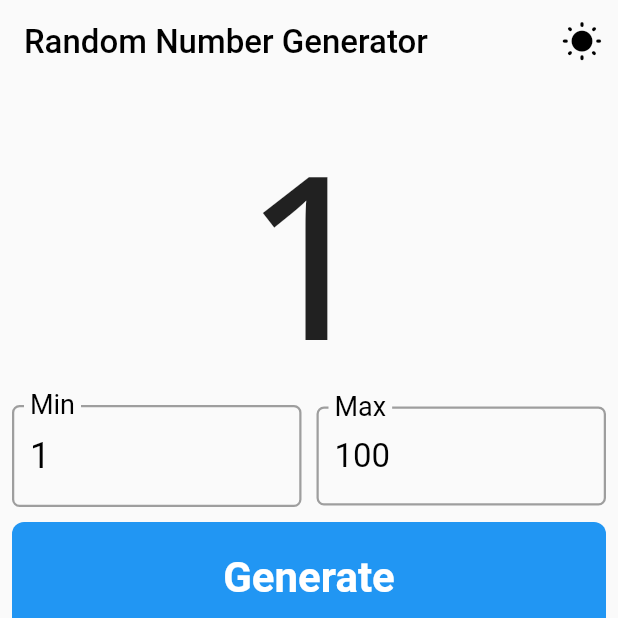
After one commit to arjunannamalai/random_number, a Flutter app: the screen it shows after launch, on a phone screen of 412 x 824 dp, the top half of it. The commit adds this screen. Run offline on Flutter 3.47's test engine with Material 2 defaults, Android fonts, the phone set to English and light mode, and no system bars.

Commit message:
dark theme appbar

```diff
--- a/lib/homepage.dart
+++ b/lib/homepage.dart
@@ -1,7 +1,7 @@
 // ignore_for_file: prefer_const_constructors, prefer_const_literals_to_create_immutables, sized_box_for_whitespace
 
 import 'package:flutter/material.dart';
-import 'dart:math';
+import 'package:random_number/randomnumber.dart';
 
 class Homepage extends StatefulWidget {
   const Homepage({super.key});
@@ -11,164 +11,56 @@ class Homepage extends StatefulWidget {
 }
 
 class _HomepageState extends State<Homepage> {
-  TextEditingController textEditingController1 = TextEditingController();
-  TextEditingController textEditingController2 = TextEditingController();
-  String text1 = "1";
-  @override
-  void initState() {
-    super.initState();
-    textEditingController1 = TextEditingController(text: "1");
-    textEditingController2 = TextEditingController(text: "100");
-  }
-
-  int randomNumber(int min, int max) {
-    Random rnd = new Random();
-    int r = min + rnd.nextInt(max - min);
-    return r;
-  }
-
+  bool darkMode = false;
+  Color textcolor = Colors.black;
   @override
   Widget build(BuildContext context) {
-    double width = MediaQuery.of(context).size.width;
-    return Scaffold(
-      backgroundColor: Colors.white,
-      appBar: AppBar(
-        title: Text(
-          "Random Number Generator",
-          style: TextStyle(color: Colors.black, fontSize: 22),
+    return MaterialApp(
+      debugShowCheckedModeBanner: false,
+      theme: ThemeData.light(),
+      darkTheme: ThemeData.dark().copyWith(
+        appBarTheme: AppBarTheme(
+          color: Colors.black,
+          //titleTextStyle: TextStyle(color: Colors.white),
         ),
-        // actions: <Widget>[
-        //   Icon(
-        //     Icons.nightlight,
-        //     color: Colors.black,
-        //   )
-        // ],
-        backgroundColor: Colors.white,
-        elevation: 0,
-        centerTitle: false,
+        scaffoldBackgroundColor: Colors.black,
+        textTheme: TextTheme(),
+        //text
       ),
-      body: SafeArea(
-          child: Container(
-        child: Padding(
-          padding: const EdgeInsets.all(8.0),
-          child: Column(
-            children: <Widget>[
-              Container(
-                //color: Colors.amber,
-                width: width - 10,
-                height: width / 2,
-                child: FittedBox(
-                    fit: BoxFit.contain,
-                    child: Text(
-                      text1,
-                      style: TextStyle(fontFamily: 'Open_Sans'),
-                    )),
-              ),
-              Row(
-                children: <Widget>[
-                  Expanded(
-                    child: Row(
-                      children: <Widget>[
-                        Expanded(
-                          flex: 3,
-                          child: TextFormField(
-                            keyboardType: TextInputType.number,
-                            controller: textEditingController1,
-                            style: TextStyle(color: Colors.black, fontSize: 24),
-                            decoration: InputDecoration(
-                              labelText: "Min",
-                              labelStyle:
-                                  TextStyle(color: Colors.black, fontSize: 24),
-                              focusedBorder: OutlineInputBorder(
-                                borderRadius: BorderRadius.circular(5),
-                                borderSide:
-                                    BorderSide(width: 1.5, color: Colors.grey),
-                              ),
-                              enabledBorder: OutlineInputBorder(
-                                borderRadius: BorderRadius.circular(5),
-                                borderSide:
-                                    BorderSide(width: 1.5, color: Colors.grey),
-                              ),
-                            ),
-                          ),
-                        ),
-                      ],
-                    ),
-                  ),
-                  SizedBox(
-                    width: 10,
-                  ),
-                  Expanded(
-                    child: Row(
-                      children: <Widget>[
-                        Expanded(
-                          flex: 3,
-                          child: TextFormField(
-                            keyboardType: TextInputType.number,
-                            controller: textEditingController2,
-                            style: TextStyle(
-                              color: Colors.black,
-                              fontSize: 22,
-                            ),
-                            decoration: InputDecoration(
-                              labelText: "Max",
-                              labelStyle:
-                                  TextStyle(color: Colors.black, fontSize: 24),
-                              focusedBorder: OutlineInputBorder(
-                                borderRadius: BorderRadius.circular(5),
-                                borderSide:
-                                    BorderSide(width: 1.5, color: Colors.grey),
-                              ),
-                              enabledBorder: OutlineInputBorder(
-                                borderRadius: BorderRadius.circular(5),
-                                borderSide:
-                                    BorderSide(width: 1.5, color: Colors.grey),
-                              ),
-                            ),
-                          ),
-                        ),
-                      ],
-                    ),
-                  ),
-                ],
-              ),
-              SizedBox(
-                height: 10,
-              ),
-              InkWell(
+      themeMode: darkMode ? ThemeMode.dark : ThemeMode.light,
+      home: Scaffold(
+        appBar: AppBar(
+          title: Text(
+            "Random Number Generator",
+            style: TextStyle(color: textcolor, fontSize: 22),
+          ),
+          actions: <Widget>[
+            Padding(
+              padding: const EdgeInsets.all(10.0),
+              child: InkWell(
                 onTap: () {
                   setState(() {
-                    int min = int.parse(textEditingController1.text);
-                    int max = int.parse(textEditingController2.text);
-                    try {
-                      text1 = (min + Random().nextInt(max - min)).toString();
-                    } catch (e) {
-                      text1 = "1";
-                    }
+                    darkMode = darkMode == true ? false : true;
+                    textcolor =
+                        textcolor == Colors.white ? Colors.black : Colors.white;
                   });
                 },
-                child: Container(
-                  width: width - 10,
-                  height: width * 0.18,
-                  decoration: BoxDecoration(
-                    borderRadius: BorderRadius.circular(8),
-                    color: Colors.blue,
-                  ),
-                  child: Center(
-                    child: Text(
-                      "Generate",
-                      style: TextStyle(
-                          color: Colors.white,
-                          fontSize: 28,
-                          fontWeight: FontWeight.w600),
-                    ),
-                  ),
+                child: Icon(
+                  Icons.wb_sunny_rounded,
+                  size: 28,
+                  color: Colors.black,
                 ),
               ),
-            ],
-          ),
+            )
+          ],
+          backgroundColor: Colors.transparent,
+          elevation: 0,
+          centerTitle: false,
         ),
-      )),
+        body: SafeArea(
+          child: RandomNumber(),
+        ),
+      ),
     );
   }
 }
--- a/lib/main.dart
+++ b/lib/main.dart
@@ -13,14 +13,10 @@ class MyApp extends StatelessWidget {
 
   @override
   Widget build(BuildContext context) {
-     SystemChrome.setPreferredOrientations([
-    DeviceOrientation.portraitUp,
-    DeviceOrientation.portraitDown,
-  ]);
-    return MaterialApp(
-
-      debugShowCheckedModeBanner: false,
-      home: Homepage(),
-    );
+    SystemChrome.setPreferredOrientations([
+      DeviceOrientation.portraitUp,
+      DeviceOrientation.portraitDown,
+    ]);
+    return Homepage();
   }
 }
--- /dev/null
+++ b/lib/randomnumber.dart
@@ -0,0 +1,153 @@
+// ignore_for_file: prefer_const_constructors, prefer_const_literals_to_create_immutables, sized_box_for_whitespace, unnecessary_new, avoid_unnecessary_containers
+
+import 'package:flutter/material.dart';
+import 'dart:math';
+class RandomNumber extends StatefulWidget {
+  const RandomNumber({super.key});
+
+  @override
+  State<RandomNumber> createState() => _RandomNumberState();
+}
+
+class _RandomNumberState extends State<RandomNumber> {
+    TextEditingController textEditingController1 = TextEditingController();
+  TextEditingController textEditingController2 = TextEditingController();
+  String text1 = "1";
+  @override
+  void initState() {
+    super.initState();
+    textEditingController1 = TextEditingController(text: "1");
+    textEditingController2 = TextEditingController(text: "100");
+  }
+
+  int randomNumber(int min, int max) {
+    Random rnd = new Random();
+    int r = min + rnd.nextInt(max - min);
+    return r;
+  }
+  @override
+  Widget build(BuildContext context) {
+    double width = MediaQuery.of(context).size.width;
+    return Container(
+      child: Padding(
+          padding: const EdgeInsets.all(8.0),
+          child: Column(
+            children: <Widget>[
+              Container(
+                //color: Colors.amber,
+                width: width - 10,
+                height: width / 2,
+                child: FittedBox(
+                    fit: BoxFit.contain,
+                    child: Text(
+                      text1,
+                      style: TextStyle(fontFamily: 'Open_Sans'),
+                    )),
+              ),
+              Row(
+                children: <Widget>[
+                  Expanded(
+                    child: Row(
+                      children: <Widget>[
+                        Expanded(
+                          flex: 3,
+                          child: TextFormField(
+                            keyboardType: TextInputType.number,
+                            controller: textEditingController1,
+                            style: TextStyle(color: Colors.black, fontSize: 24),
+                            decoration: InputDecoration(
+                              labelText: "Min",
+                              labelStyle:
+                                  TextStyle(color: Colors.black, fontSize: 24),
+                              focusedBorder: OutlineInputBorder(
+                                borderRadius: BorderRadius.circular(5),
+                                borderSide:
+                                    BorderSide(width: 1.5, color: Colors.grey),
+                              ),
+                              enabledBorder: OutlineInputBorder(
+                                borderRadius: BorderRadius.circular(5),
+                                borderSide:
+                                    BorderSide(width: 1.5, color: Colors.grey),
+                              ),
+                            ),
+                          ),
+                        ),
+                      ],
+                    ),
+                  ),
+                  SizedBox(
+                    width: 10,
+                  ),
+                  Expanded(
+                    child: Row(
+                      children: <Widget>[
+                        Expanded(
+                          flex: 3,
+                          child: TextFormField(
+                            keyboardType: TextInputType.number,
+                            controller: textEditingController2,
+                            style: TextStyle(
+                              color: Colors.black,
+                              fontSize: 22,
+                            ),
+                            decoration: InputDecoration(
+                              labelText: "Max",
+                              labelStyle:
+                                  TextStyle(color: Colors.black, fontSize: 24),
+                              focusedBorder: OutlineInputBorder(
+                                borderRadius: BorderRadius.circular(5),
+                                borderSide:
+                                    BorderSide(width: 1.5, color: Colors.grey),
+                              ),
+                              enabledBorder: OutlineInputBorder(
+                                borderRadius: BorderRadius.circular(5),
+                                borderSide:
+                                    BorderSide(width: 1.5, color: Colors.grey),
+                              ),
+                            ),
+                          ),
+                        ),
+                      ],
+                    ),
+                  ),
+                ],
+              ),
+              SizedBox(
+                height: 10,
+              ),
+              InkWell(
+                onTap: () {
+                  setState(() {
+                    int min = int.parse(textEditingController1.text);
+                    int max = int.parse(textEditingController2.text);
+                    try {
+                      text1 = (min + Random().nextInt(max - min)).toString();
+                    } catch (e) {
+                      text1 = "1";
+                    }
+                  });
+                },
+                child: Container(
+                  width: width - 10,
+                  height: width * 0.18,
+                  decoration: BoxDecoration(
+                    borderRadius: BorderRadius.circular(8),
+                    color: Colors.blue,
+                  ),
+                  child: Center(
+                    child: Text(
+                      "Generate",
+                      style: TextStyle(
+                          color: Colors.white,
+                          fontSize: 28,
+                          fontWeight: FontWeight.w600),
+                    ),
+                  ),
+                ),
+              ),
+            ],
+          ),
+        ),
+    );
+  }
+}
--- a/pubspec.yaml
+++ b/pubspec.yaml
@@ -36,6 +36,8 @@ dependencies:
   # The following adds the Cupertino Icons font to your application.
   # Use with the CupertinoIcons class for iOS style icons.
   cupertino_icons: ^1.0.2
+  get: ^4.6.5
+  day_night_switcher: ^0.2.0+1
 
 dev_dependencies:
   flutter_test:
```
Also changed, not shown: pubspec.lock.
